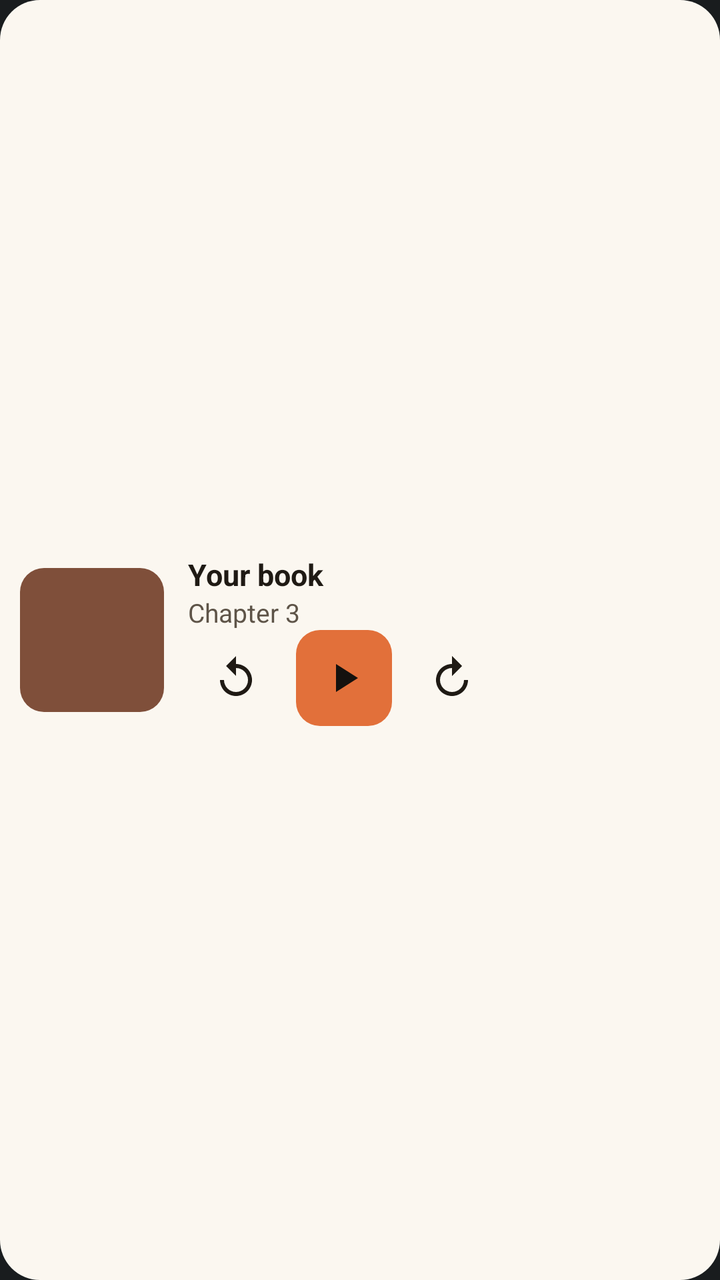
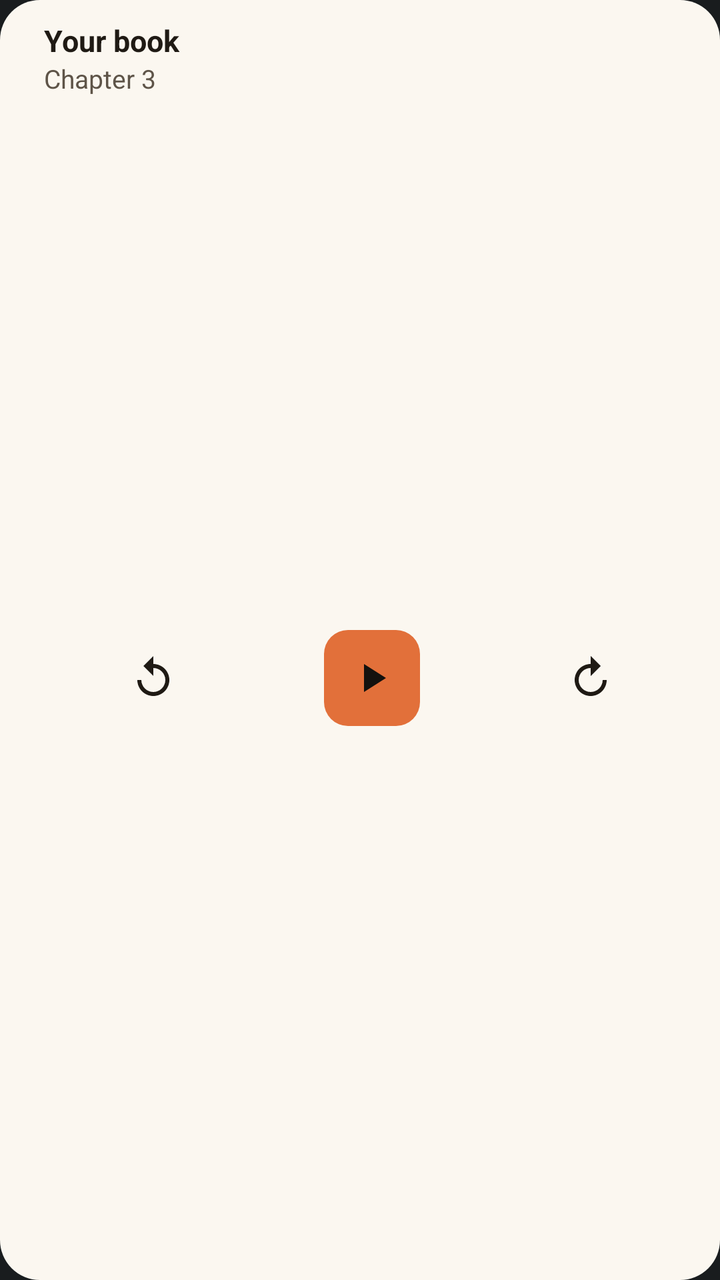

Screens rendered from an Android XML layout before and after an edit, with the pre-edit source and the edit as a unified diff.
<!-- AndroidManifest.xml: application theme android:Theme.DeviceDefault.NoActionBar -->
<!-- res/layout/widget.xml -->
<?xml version="1.0" encoding="utf-8"?>
<FrameLayout xmlns:android="http://schemas.android.com/apk/res/android"
    android:id="@+id/widget_root"
    android:layout_width="match_parent"
    android:layout_height="match_parent"
    android:background="@drawable/widget_bg"
    android:padding="10dp">

    <TextView
        android:id="@+id/widget_line"
        android:layout_width="match_parent"
        android:layout_height="match_parent"
        android:gravity="center_vertical"
        android:padding="6dp"
        android:textColor="@color/widget_ink"
        android:textSize="15sp"
        android:visibility="gone" />

    <LinearLayout
        android:id="@+id/widget_book"
        android:layout_width="match_parent"
        android:layout_height="match_parent"
        android:gravity="center_vertical"
        android:orientation="horizontal">

        <ImageView
            android:id="@+id/widget_cover"
            android:layout_width="72dp"
            android:layout_height="72dp"
            android:layout_marginEnd="12dp"
            android:background="@drawable/widget_cover_placeholder"
            android:contentDescription="@null"
            android:scaleType="centerCrop" />

        <LinearLayout
            android:id="@+id/widget_text"
            android:layout_width="0dp"
            android:layout_height="wrap_content"
            android:layout_weight="1"
            android:orientation="vertical">

            <TextView
                android:id="@+id/widget_title"
                android:layout_width="match_parent"
                android:layout_height="wrap_content"
                android:ellipsize="end"
                android:maxLines="2"
                android:text="@string/widget_preview_title"
                android:textColor="@color/widget_ink"
                android:textSize="15sp"
                android:textStyle="bold" />

            <TextView
                android:id="@+id/widget_chapter"
                android:layout_width="match_parent"
                android:layout_height="wrap_content"
                android:ellipsize="end"
                android:maxLines="1"
                android:text="@string/widget_preview_chapter"
                android:textColor="@color/widget_muted"
                android:textSize="13sp" />

            <LinearLayout
                android:layout_width="match_parent"
                android:layout_height="wrap_content"
                android:gravity="center_vertical"
                android:orientation="horizontal">

                <ImageButton
                    android:id="@+id/widget_back"
                    android:layout_width="48dp"
                    android:layout_height="48dp"
                    android:background="@drawable/widget_button_plain"
                    android:contentDescription="@string/widget_back_preview"
                    android:src="@drawable/ic_widget_back" />

                <ImageButton
                    android:id="@+id/widget_play"
                    android:layout_width="48dp"
                    android:layout_height="48dp"
                    android:layout_marginStart="6dp"
                    android:layout_marginEnd="6dp"
                    android:background="@drawable/widget_button_accent"
                    android:contentDescription="@string/widget_play"
                    android:src="@drawable/ic_widget_play" />

                <ImageButton
                    android:id="@+id/widget_forward"
                    android:layout_width="48dp"
                    android:layout_height="48dp"
                    android:background="@drawable/widget_button_plain"
                    android:contentDescription="@string/widget_forward_preview"
                    android:src="@drawable/ic_widget_forward" />
            </LinearLayout>
        </LinearLayout>
    </LinearLayout>
</FrameLayout>
<!-- resources referenced by this layout -->
<resources>
  <color name="widget_ink">#1f1a14</color>
  <color name="widget_muted">#5e5448</color>
  <!-- drawable ic_widget_back (drawable) -->
  <vector xmlns:android="http://schemas.android.com/apk/res/android"
      android:width="24dp"
      android:height="24dp"
      android:viewportWidth="24"
      android:viewportHeight="24">
      <path
          android:fillColor="@color/widget_ink"
          android:pathData="M12,5V1L7,6l5,5V7c3.3,0 6,2.7 6,6s-2.7,6 -6,6 -6,-2.7 -6,-6H4c0,4.4 3.6,8 8,8s8,-3.6 8,-8 -3.6,-8 -8,-8z" />
  </vector>
  <!-- drawable ic_widget_forward (drawable) -->
  <vector xmlns:android="http://schemas.android.com/apk/res/android"
      android:width="24dp"
      android:height="24dp"
      android:viewportWidth="24"
      android:viewportHeight="24">
      <path
          android:fillColor="@color/widget_ink"
          android:pathData="M12,5V1l5,5 -5,5V7c-3.3,0 -6,2.7 -6,6s2.7,6 6,6 6,-2.7 6,-6h2c0,4.4 -3.6,8 -8,8s-8,-3.6 -8,-8 3.6,-8 8,-8z" />
  </vector>
  <!-- drawable ic_widget_play (drawable) -->
  <vector xmlns:android="http://schemas.android.com/apk/res/android"
      android:width="24dp"
      android:height="24dp"
      android:viewportWidth="24"
      android:viewportHeight="24">
      <path
          android:fillColor="@color/widget_on_accent"
          android:pathData="M8,5v14l11,-7z" />
  </vector>
  <!-- drawable widget_bg (drawable) -->
  <shape xmlns:android="http://schemas.android.com/apk/res/android" android:shape="rectangle">
      <solid android:color="@color/widget_surface" />
      <corners android:radius="20dp" />
  </shape>
  <!-- drawable widget_button_accent (drawable) -->
  <ripple xmlns:android="http://schemas.android.com/apk/res/android"
      android:color="@color/widget_ripple">
      <item>
          <shape android:shape="rectangle">
              <solid android:color="@color/widget_accent" />
              <corners android:radius="12dp" />
          </shape>
      </item>
  </ripple>
  <!-- drawable widget_button_plain (drawable) -->
  <ripple xmlns:android="http://schemas.android.com/apk/res/android"
      android:color="@color/widget_ripple">
      <item>
          <shape android:shape="rectangle">
              <solid android:color="@android:color/transparent" />
              <corners android:radius="12dp" />
          </shape>
      </item>
  </ripple>
  <!-- drawable widget_cover_placeholder (drawable) -->
  <shape xmlns:android="http://schemas.android.com/apk/res/android" android:shape="rectangle">
      <solid android:color="@color/widget_cover_empty" />
      <corners android:radius="12dp" />
  </shape>
  <string name="widget_back_preview">Back</string>
  <string name="widget_forward_preview">Forward</string>
  <string name="widget_play">Play</string>
  <string name="widget_preview_chapter">Chapter 3</string>
  <string name="widget_preview_title">Your book</string>
  <color name="widget_on_accent">#14110e</color>
  <color name="widget_surface">#fbf7f0</color>
  <color name="widget_ripple">#33000000</color>
  <color name="widget_accent">#e2703a</color>
  <color name="widget_cover_empty">#e2703a24</color>
</resources>

<!-- the commit's change to res/layout/widget.xml (unified diff, before → after) -->
@@ -23,19 +23,21 @@
         android:gravity="center_vertical"
         android:orientation="horizontal">
 
+        
         <ImageView
             android:id="@+id/widget_cover"
-            android:layout_width="72dp"
-            android:layout_height="72dp"
+            android:layout_width="wrap_content"
+            android:layout_height="match_parent"
             android:layout_marginEnd="12dp"
+            android:adjustViewBounds="true"
             android:background="@drawable/widget_cover_placeholder"
             android:contentDescription="@null"
-            android:scaleType="centerCrop" />
+            android:scaleType="fitCenter" />
 
         <LinearLayout
             android:id="@+id/widget_text"
             android:layout_width="0dp"
-            android:layout_height="wrap_content"
+            android:layout_height="match_parent"
             android:layout_weight="1"
             android:orientation="vertical">
 
@@ -44,7 +46,8 @@
                 android:layout_width="match_parent"
                 android:layout_height="wrap_content"
                 android:ellipsize="end"
-                android:maxLines="2"
+                android:maxLines="1"
+                android:singleLine="true"
                 android:text="@string/widget_preview_title"
                 android:textColor="@color/widget_ink"
                 android:textSize="15sp"
@@ -60,37 +63,58 @@
                 android:textColor="@color/widget_muted"
                 android:textSize="13sp" />
 
+            
             <LinearLayout
                 android:layout_width="match_parent"
-                android:layout_height="wrap_content"
+                android:layout_height="0dp"
+                android:layout_weight="1"
                 android:gravity="center_vertical"
                 android:orientation="horizontal">
 
-                <ImageButton
-                    android:id="@+id/widget_back"
-                    android:layout_width="48dp"
-                    android:layout_height="48dp"
-                    android:background="@drawable/widget_button_plain"
-                    android:contentDescription="@string/widget_back_preview"
-                    android:src="@drawable/ic_widget_back" />
+                <FrameLayout
+                    android:layout_width="0dp"
+                    android:layout_height="wrap_content"
+                    android:layout_weight="1">
 
-                <ImageButton
-                    android:id="@+id/widget_play"
-                    android:layout_width="48dp"
-                    android:layout_height="48dp"
-                    android:layout_marginStart="6dp"
-                    android:layout_marginEnd="6dp"
-                    android:background="@drawable/widget_button_accent"
-                    android:contentDescription="@string/widget_play"
-                    android:src="@drawable/ic_widget_play" />
+                    <ImageButton
+                        android:id="@+id/widget_back"
+                        android:layout_width="48dp"
+                        android:layout_height="48dp"
+                        android:layout_gravity="center"
+                        android:background="@drawable/widget_button_plain"
+                        android:contentDescription="@string/widget_back_preview"
+                        android:src="@drawable/ic_widget_back" />
+                </FrameLayout>
 
-                <ImageButton
-                    android:id="@+id/widget_forward"
-                    android:layout_width="48dp"
-                    android:layout_height="48dp"
-                    android:background="@drawable/widget_button_plain"
-                    android:contentDescription="@string/widget_forward_preview"
-                    android:src="@drawable/ic_widget_forward" />
+                <FrameLayout
+                    android:layout_width="0dp"
+                    android:layout_height="wrap_content"
+                    android:layout_weight="1">
+
+                    <ImageButton
+                        android:id="@+id/widget_play"
+                        android:layout_width="48dp"
+                        android:layout_height="48dp"
+                        android:layout_gravity="center"
+                        android:background="@drawable/widget_button_accent"
+                        android:contentDescription="@string/widget_play"
+                        android:src="@drawable/ic_widget_play" />
+                </FrameLayout>
+
+                <FrameLayout
+                    android:layout_width="0dp"
+                    android:layout_height="wrap_content"
+                    android:layout_weight="1">
+
+                    <ImageButton
+                        android:id="@+id/widget_forward"
+                        android:layout_width="48dp"
+                        android:layout_height="48dp"
+                        android:layout_gravity="center"
+                        android:background="@drawable/widget_button_plain"
+                        android:contentDescription="@string/widget_forward_preview"
+                        android:src="@drawable/ic_widget_forward" />
+                </FrameLayout>
             </LinearLayout>
         </LinearLayout>
     </LinearLayout>
